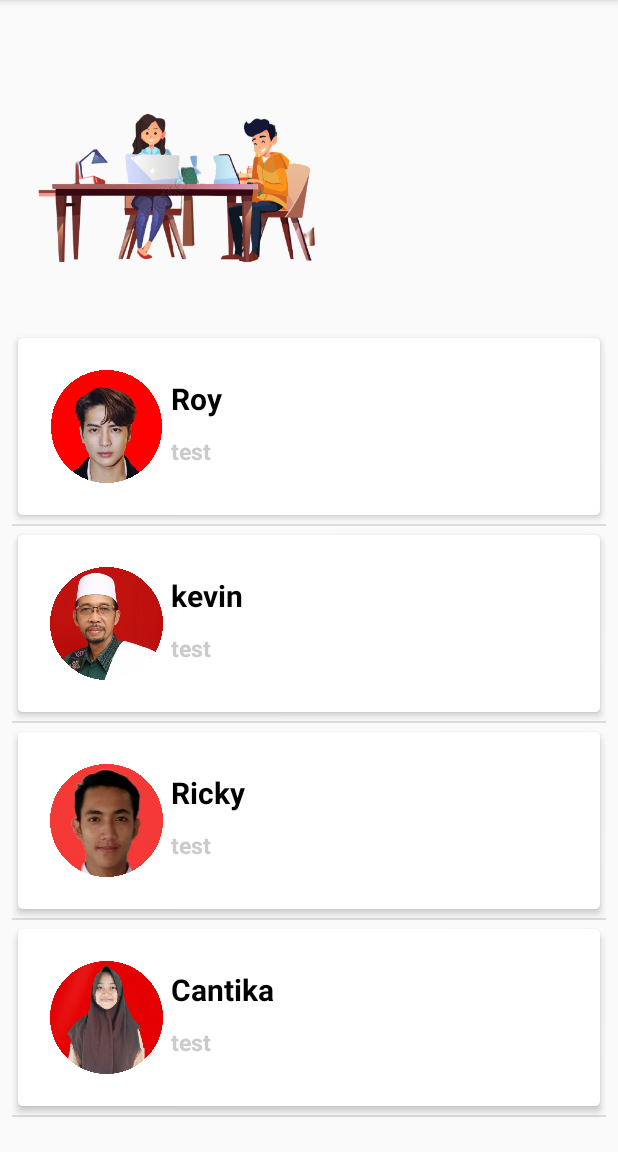
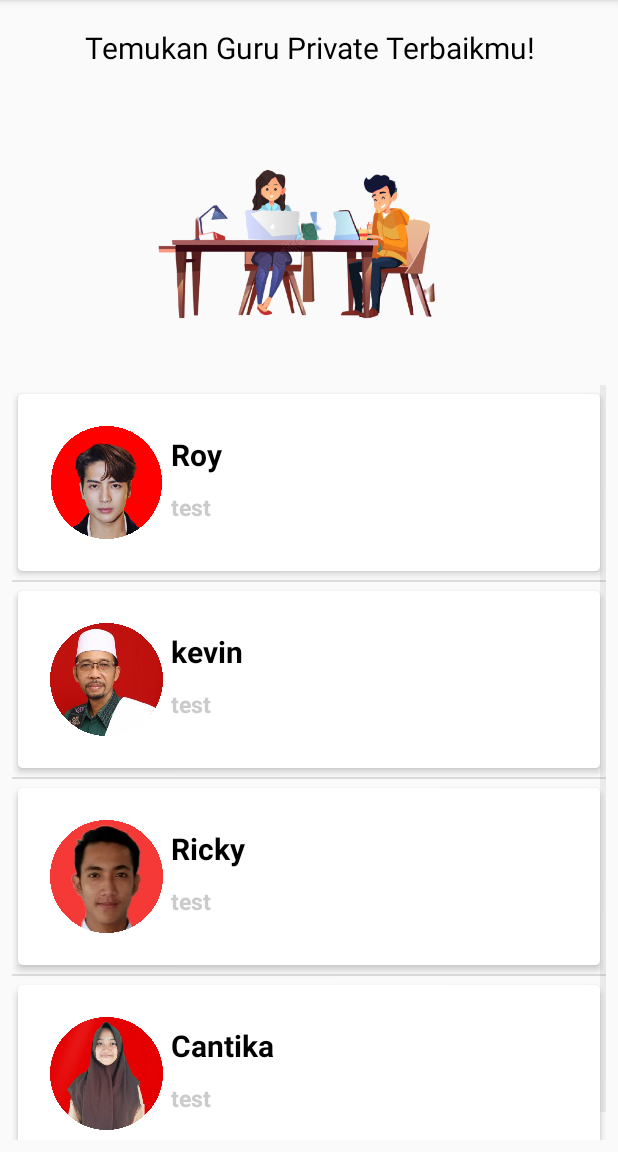
Before and after one commit to kevinganing1/PesanGuru, an Android app: the TampilkanGuru screen opened directly, with no data from a screen before it, on a phone screen of 412 x 824 dp, the part 84-1236 px from its top. Run offline under Robolectric (Android 15) with nearby library versions, the light colour scheme and no system bars; Roboto replaces fonts that are not available here.

Commit message:
edit tampilan dikit

```diff
--- a/app/src/main/java/com/example/tugasakhirpab/MainActivity.java
+++ b/app/src/main/java/com/example/tugasakhirpab/MainActivity.java
@@ -15,6 +15,6 @@ public class MainActivity extends AppCompatActivity {
     }
 
     public void MenuUtama(View view) {
-        startActivity(new Intent(MainActivity.this,KeranjangPesanan.class));
+        startActivity(new Intent(MainActivity.this,TampilkanGuru.class));
     }
 }
--- a/app/src/main/res/layout/activity_tampilkan_guru.xml
+++ b/app/src/main/res/layout/activity_tampilkan_guru.xml
@@ -11,13 +11,23 @@
     android:orientation="vertical"
     tools:context=".TampilkanGuru">
 
+    <TextView
+        android:id="@+id/textView3"
+        android:layout_width="match_parent"
+        android:layout_height="wrap_content"
+        android:layout_marginTop="10dp"
+        android:gravity="center"
+        android:text="Temukan Guru Private Terbaikmu!"
+        android:textColor="#000000"
+        android:textSize="20sp" />
+
     <ImageView
         android:id="@+id/imageView3"
         android:layout_width="245dp"
         android:layout_height="211dp"
-        app:srcCompat="@drawable/tpbg"
         android:layout_centerHorizontal="true"
-        />
+        android:layout_marginLeft="80dp"
+        app:srcCompat="@drawable/tpbg" />
 
     <ListView
         android:id="@+id/listView"
```
Also changed, not shown: app/src/main/res/layout/activity_menu_utama.xml (+4 -4 lines).
